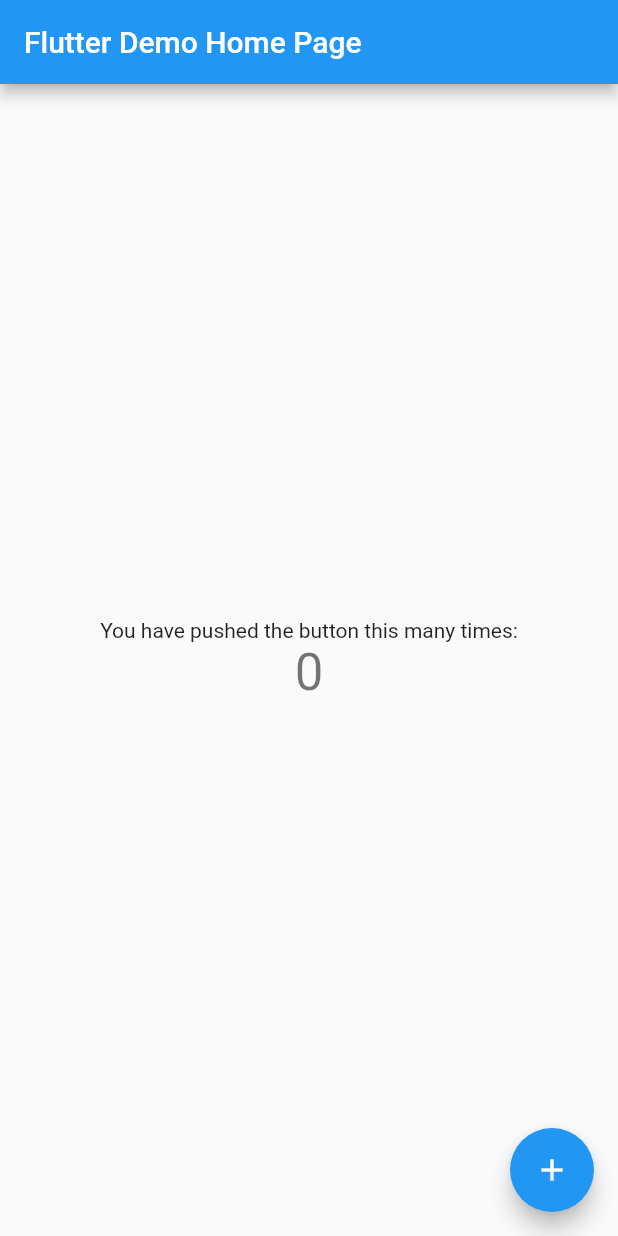
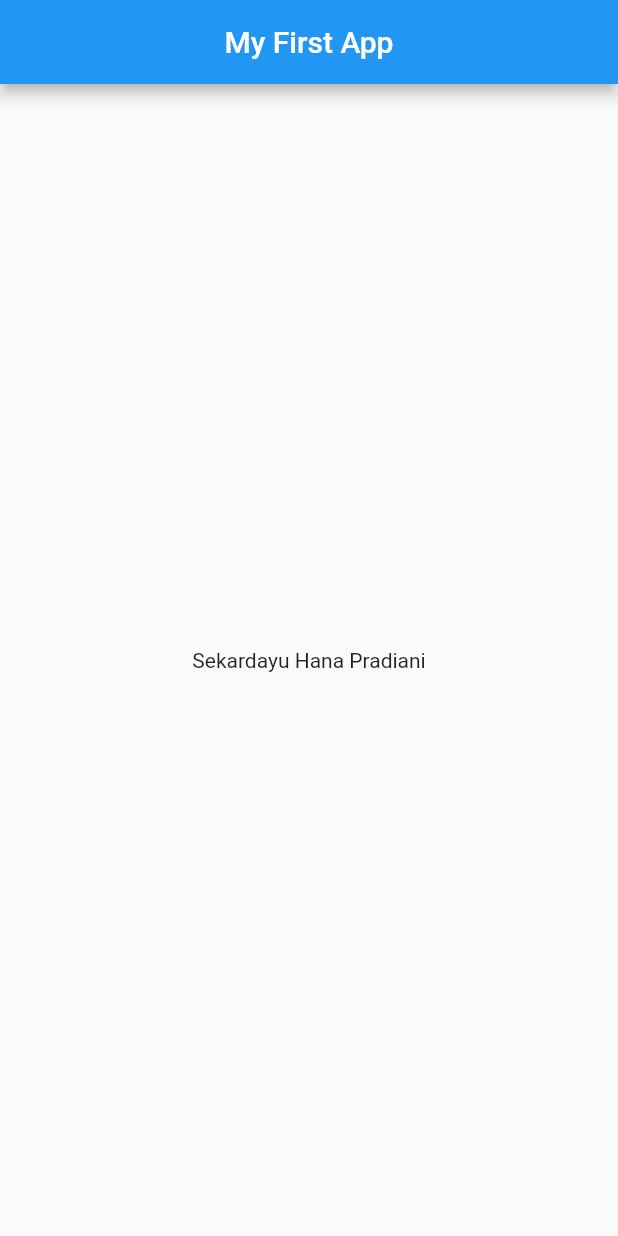
Before and after one commit to agusrichard/flutter-workbook, a Flutter app: the screen it shows after launch, on a phone screen of 412 x 824 dp. Run offline on Flutter 3.47's test engine with Material 2 defaults, Android fonts, the phone set to English and light mode, and no system bars.

Commit message:
Scaffold and Widget

```diff
--- a/flutter_app/lib/main.dart
+++ b/flutter_app/lib/main.dart
@@ -1,117 +1,12 @@
 import 'package:flutter/material.dart';
 
-void main() {
-  runApp(MyApp());
-}
-
-class MyApp extends StatelessWidget {
-  // This widget is the root of your application.
-  @override
-  Widget build(BuildContext context) {
-    return MaterialApp(
-      title: 'Flutter Demo',
-      theme: ThemeData(
-        // This is the theme of your application.
-        //
-        // Try running your application with "flutter run". You'll see the
-        // application has a blue toolbar. Then, without quitting the app, try
-        // changing the primarySwatch below to Colors.green and then invoke
-        // "hot reload" (press "r" in the console where you ran "flutter run",
-        // or simply save your changes to "hot reload" in a Flutter IDE).
-        // Notice that the counter didn't reset back to zero; the application
-        // is not restarted.
-        primarySwatch: Colors.blue,
-        // This makes the visual density adapt to the platform that you run
-        // the app on. For desktop platforms, the controls will be smaller and
-        // closer together (more dense) than on mobile platforms.
-        visualDensity: VisualDensity.adaptivePlatformDensity,
-      ),
-      home: MyHomePage(title: 'Flutter Demo Home Page'),
-    );
-  }
-}
-
-class MyHomePage extends StatefulWidget {
-  MyHomePage({Key key, this.title}) : super(key: key);
-
-  // This widget is the home page of your application. It is stateful, meaning
-  // that it has a State object (defined below) that contains fields that affect
-  // how it looks.
-
-  // This class is the configuration for the state. It holds the values (in this
-  // case the title) provided by the parent (in this case the App widget) and
-  // used by the build method of the State. Fields in a Widget subclass are
-  // always marked "final".
-
-  final String title;
-
-  @override
-  _MyHomePageState createState() => _MyHomePageState();
-}
-
-class _MyHomePageState extends State<MyHomePage> {
-  int _counter = 0;
-
-  void _incrementCounter() {
-    setState(() {
-      // This call to setState tells the Flutter framework that something has
-      // changed in this State, which causes it to rerun the build method below
-      // so that the display can reflect the updated values. If we changed
-      // _counter without calling setState(), then the build method would not be
-      // called again, and so nothing would appear to happen.
-      _counter++;
-    });
-  }
-
-  @override
-  Widget build(BuildContext context) {
-    // This method is rerun every time setState is called, for instance as done
-    // by the _incrementCounter method above.
-    //
-    // The Flutter framework has been optimized to make rerunning build methods
-    // fast, so that you can just rebuild anything that needs updating rather
-    // than having to individually change instances of widgets.
-    return Scaffold(
+void main() => runApp(MaterialApp(
+        home: Scaffold(
       appBar: AppBar(
-        // Here we take the value from the MyHomePage object that was created by
-        // the App.build method, and use it to set our appbar title.
-        title: Text(widget.title),
+        title: Text('My First App'),
+        centerTitle: true,
       ),
       body: Center(
-        // Center is a layout widget. It takes a single child and positions it
-        // in the middle of the parent.
-        child: Column(
-          // Column is also a layout widget. It takes a list of children and
-          // arranges them vertically. By default, it sizes itself to fit its
-          // children horizontally, and tries to be as tall as its parent.
-          //
-          // Invoke "debug painting" (press "p" in the console, choose the
-          // "Toggle Debug Paint" action from the Flutter Inspector in Android
-          // Studio, or the "Toggle Debug Paint" command in Visual Studio Code)
-          // to see the wireframe for each widget.
-          //
-          // Column has various properties to control how it sizes itself and
-          // how it positions its children. Here we use mainAxisAlignment to
-          // center the children vertically; the main axis here is the vertical
-          // axis because Columns are vertical (the cross axis would be
-          // horizontal).
-          mainAxisAlignment: MainAxisAlignment.center,
-          children: <Widget>[
-            Text(
-              'You have pushed the button this many times:',
-            ),
-            Text(
-              '$_counter',
-              style: Theme.of(context).textTheme.headline4,
-            ),
-          ],
-        ),
+        child: Text('Sekardayu Hana Pradiani'),
       ),
-      floatingActionButton: FloatingActionButton(
-        onPressed: _incrementCounter,
-        tooltip: 'Increment',
-        child: Icon(Icons.add),
-      ), // This trailing comma makes auto-formatting nicer for build methods.
-    );
-  }
-}
+    )));
```
Also changed, not shown: 1 other file.
